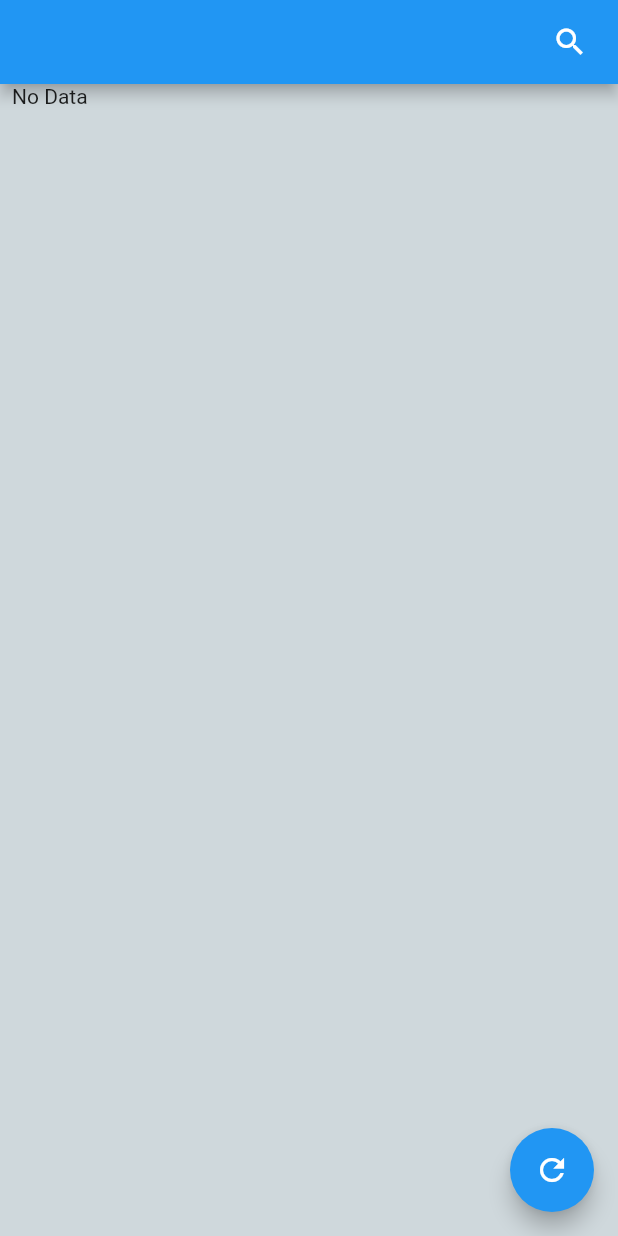
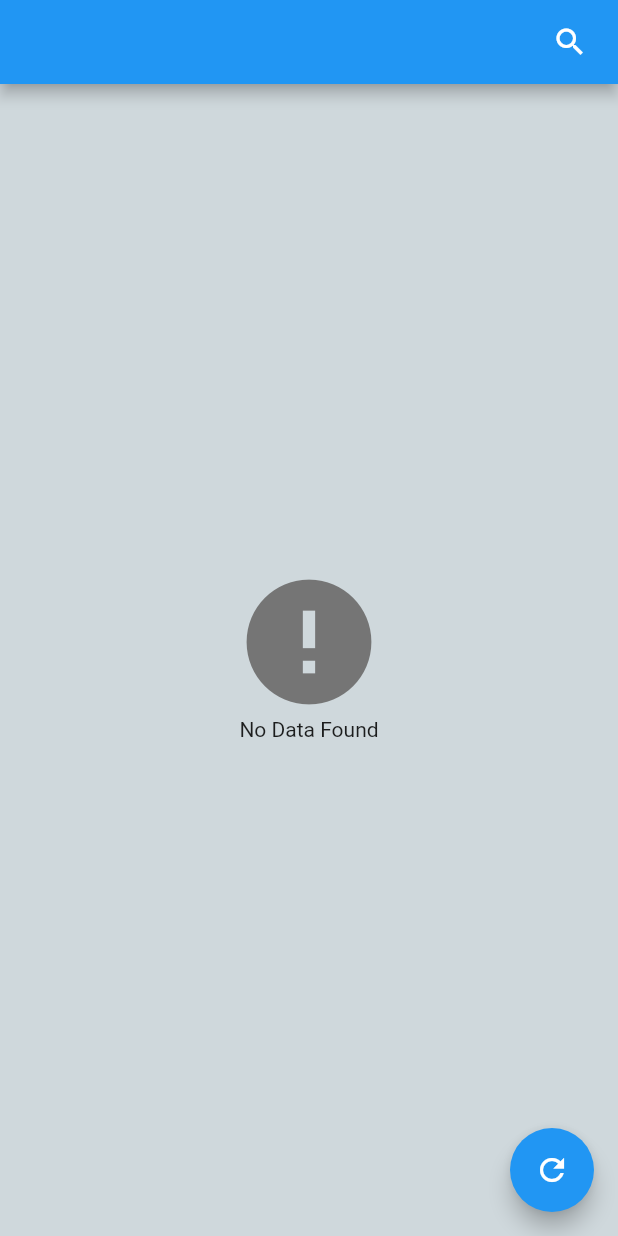
Before and after one commit to mddanishnoor/Artivatic_Mocky_test, a Flutter app: the screen it shows after launch, on a phone screen of 412 x 824 dp. Run offline on Flutter 3.47's test engine with Material 2 defaults, Android fonts, the phone set to English and light mode, and no system bars; network calls fail.

Commit message:
No Data message UI refactor

```diff
--- a/artivatic_mocky/lib/screens/list_screen.dart
+++ b/artivatic_mocky/lib/screens/list_screen.dart
@@ -89,7 +89,20 @@ class ListScreen extends StatelessWidget {
                                 ? itemLayout(provider!.listData!.rows![index])
                                 : Container(),
                           )
-                        : const Text("No Data"),
+                        : Center(
+                            child: Column(
+                              mainAxisSize: MainAxisSize.max,
+                              mainAxisAlignment: MainAxisAlignment.center,
+                              children: [
+                                Icon(
+                                  Icons.error,
+                                  color: Colors.grey.shade600,
+                                  size: 100,
+                                ),
+                                const Text("No Data Found"),
+                              ],
+                            ),
+                          ),
                   ),
                 ),
               ],
```
